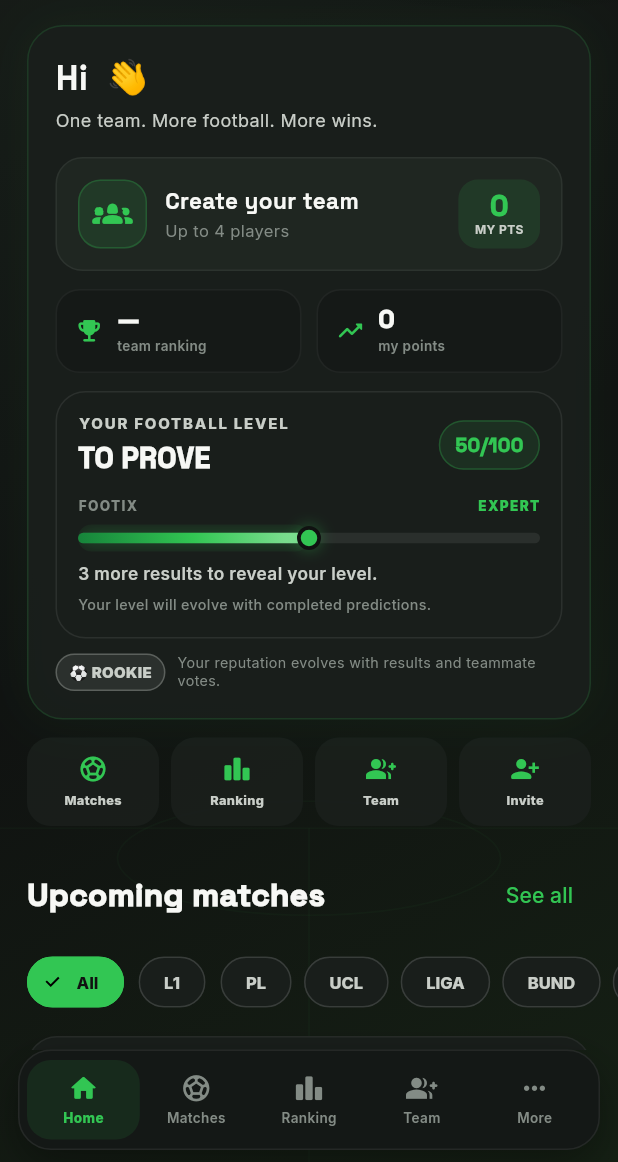
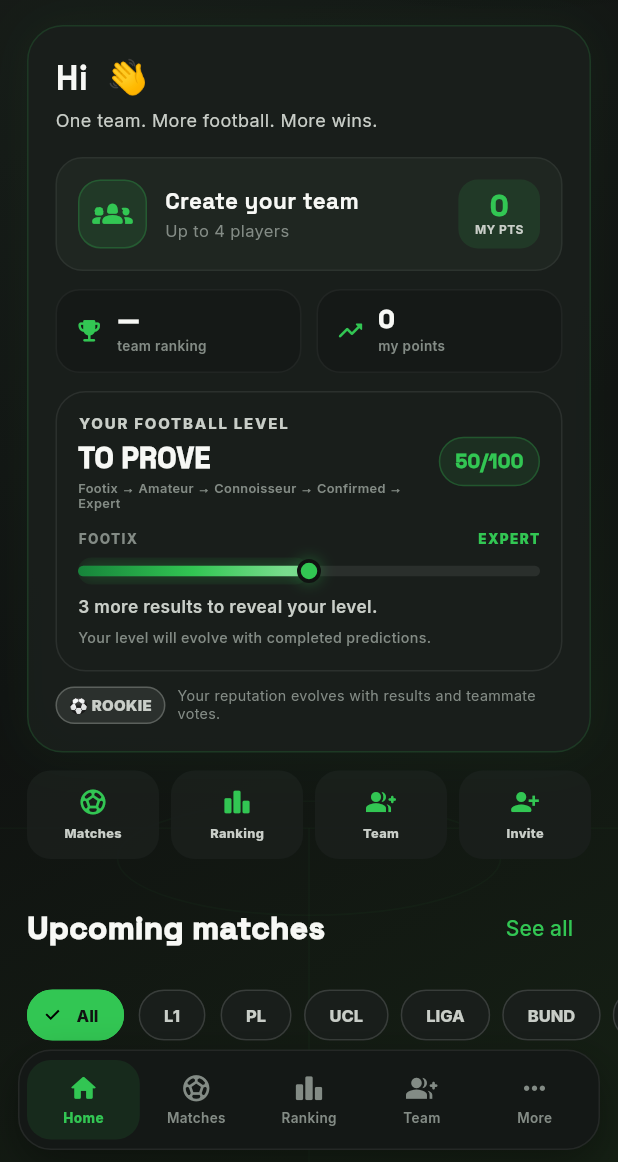
Before and after one commit to usasin/Husain, a Flutter app: the screen it shows once a user with an empty profile is signed in, on a phone screen of 412 x 824 dp, the part 74-1236 px from its top. Run offline on Flutter 3.47's test engine with Material 3 defaults, Android fonts, the phone set to English and light mode, and no system bars; our stand-ins replace cached_network_image, cloud_firestore, firebase_auth, firebase_core, firebase_messaging, firebase_storage and 9 more; accounts and stored records are empty; network calls fail.

Commit message:
PRONO4: integrate FR/EN football level badges

```diff
--- a/lib/widgets/knowledge_meter.dart
+++ b/lib/widgets/knowledge_meter.dart
@@ -3,8 +3,8 @@
 import 'package:flutter/material.dart';
 import 'package:google_fonts/google_fonts.dart';
 
+import '../l10n/app_locale.dart';
 import '../theme/app_theme.dart';
-import '../l10n/app_locale.dart';
 
 class FootballKnowledgeMeter extends StatefulWidget {
   final int score;
@@ -64,36 +64,106 @@
     super.dispose();
   }
 
+  String? _tierKey() {
+    if (widget.played < 3) return null;
+    final s = widget.score;
+    if (s < 40) return 'footix';
+    if (s < 55) return 'amateur';
+    if (s < 70) return 'connaisseur';
+    if (s < 85) return 'confirme';
+    return 'expert';
+  }
+
   String _level(BuildContext context) {
-    final s = widget.score;
-    if (widget.played < 3) return context.tr('À PROUVER','TO PROVE');
-    if (s < 40) return 'FOOTIX';
-    if (s < 55) return context.tr('AMATEUR','ROOKIE');
-    if (s < 70) return context.tr('CONNAISSEUR','KNOWLEDGEABLE');
-    return 'EXPERT';
+    final tier = _tierKey();
+    if (tier == null) return context.tr('À PROUVER', 'TO PROVE');
+    switch (tier) {
+      case 'footix':
+        return 'FOOTIX';
+      case 'amateur':
+        return 'AMATEUR';
+      case 'connaisseur':
+        return context.tr('CONNAISSEUR', 'CONNOISSEUR');
+      case 'confirme':
+        return context.tr('CONFIRMÉ', 'CONFIRMED');
+      case 'expert':
+        return 'EXPERT';
+      default:
+        return 'PRONO4';
+    }
+  }
+
+  String? _badgeAsset(BuildContext context) {
+    final tier = _tierKey();
+    if (tier == null) return null;
+    final lang = context.isEnglish ? 'en' : 'fr';
+    final file = context.isEnglish
+        ? switch (tier) {
+            'connaisseur' => 'connoisseur',
+            'confirme' => 'confirmed',
+            _ => tier,
+          }
+        : switch (tier) {
+            'confirme' => 'confirme',
+            _ => tier,
+          };
+    return 'assets/badges/$lang/$file.webp';
+  }
+
+  int _nextThreshold() {
+    if (widget.score < 40) return 40;
+    if (widget.score < 55) return 55;
+    if (widget.score < 70) return 70;
+    if (widget.score < 85) return 85;
+    return 100;
+  }
+
+  String _nextLevel(BuildContext context) {
+    if (widget.score < 40) return 'Amateur';
+    if (widget.score < 55) {
+      return context.tr('Connaisseur', 'Connoisseur');
+    }
+    if (widget.score < 70) {
+      return context.tr('Confirmé', 'Confirmed');
+    }
+    return 'Expert';
   }
 
   String _pressureLine(BuildContext context) {
     if (widget.played < 3) {
-      return context.tr('Encore ${3 - widget.played} résultat${3 - widget.played > 1 ? 's' : ''} pour révéler ton niveau.', '${3 - widget.played} more result${3 - widget.played > 1 ? 's' : ''} to reveal your level.');
+      final left = 3 - widget.played;
+      return context.tr(
+        'Encore $left résultat${left > 1 ? 's' : ''} pour révéler ton niveau.',
+        '$left more result${left > 1 ? 's' : ''} to reveal your level.',
+      );
     }
-    if (widget.score >= 70) {
+
+    if (widget.score >= 85) {
       if (widget.currentStreak >= 2) {
-        return context.tr('Tu es en zone Expert — série de ${widget.currentStreak} bons pronos 🔥', 'Expert zone — ${widget.currentStreak} correct picks in a row 🔥');
+        return context.tr(
+          'Niveau Expert — série de ${widget.currentStreak} bons pronos 🔥',
+          'Expert level — ${widget.currentStreak} correct picks in a row 🔥',
+        );
       }
-      return context.tr('Zone Expert. Maintenant il faut y rester.', 'Expert zone. Now stay there.');
+      return context.tr(
+        'Niveau Expert. Maintenant il faut le conserver.',
+        'Expert level. Now keep it.',
+      );
     }
-    final missing = 70 - widget.score;
-    if (widget.score < 40) {
-      return context.tr('Encore $missing points pour sortir du mode Footix et atteindre Expert.', '$missing points left to leave Footix mode and reach Expert.');
-    }
-    return context.tr('Plus que $missing points pour atteindre Expert.', '$missing points left to reach Expert.');
+
+    final missing = (_nextThreshold() - widget.score).clamp(0, 100);
+    final next = _nextLevel(context);
+    return context.tr(
+      'Plus que $missing point${missing > 1 ? 's' : ''} pour passer $next.',
+      '$missing point${missing > 1 ? 's' : ''} left to reach $next.',
+    );
   }
 
   @override
   Widget build(BuildContext context) {
-    final progress = (widget.score.clamp(0, 100)) / 100.0;
+    final progress = widget.score.clamp(0, 100) / 100.0;
     final activeGlow = widget.goodForm && widget.played >= 3;
+    final badgeAsset = _badgeAsset(context);
 
     return Container(
       margin: const EdgeInsets.only(top: 12),
@@ -121,12 +191,34 @@
         children: [
           Row(
             children: [
+              if (badgeAsset != null) ...[
+                Container(
+                  width: 70,
+                  height: 70,
+                  padding: const EdgeInsets.all(2),
+                  decoration: BoxDecoration(
+                    color: Colors.white.withOpacity(.035),
+                    borderRadius: BorderRadius.circular(18),
+                    border: Border.all(color: Colors.white.withOpacity(.07)),
+                  ),
+                  child: Image.asset(
+                    badgeAsset,
+                    fit: BoxFit.contain,
+                    errorBuilder: (_, __, ___) => const Icon(
+                      Icons.emoji_events_rounded,
+                      color: AppColors.lime,
+                      size: 38,
+                    ),
+                  ),
+                ),
+                const SizedBox(width: 10),
+              ],
               Expanded(
                 child: Column(
                   crossAxisAlignment: CrossAxisAlignment.start,
                   children: [
                     Text(
-                      context.tr('TON NIVEAU FOOT','YOUR FOOTBALL LEVEL'),
+                      context.tr('TON NIVEAU FOOT', 'YOUR FOOTBALL LEVEL'),
                       style: GoogleFonts.inter(
                         color: AppColors.text2,
                         fontSize: 10,
@@ -144,12 +236,26 @@
                         letterSpacing: .2,
                       ),
                     ),
+                    const SizedBox(height: 2),
+                    Text(
+                      context.tr(
+                        'Footix → Amateur → Connaisseur → Confirmé → Expert',
+                        'Footix → Amateur → Connoisseur → Confirmed → Expert',
+                      ),
+                      maxLines: 2,
+                      style: GoogleFonts.inter(
+                        color: AppColors.grey,
+                        fontSize: 8.5,
+                        height: 1.2,
+                        fontWeight: FontWeight.w600,
+                      ),
+                    ),
                   ],
                 ),
               ),
+              const SizedBox(width: 8),
               Container(
-                padding:
-                    const EdgeInsets.symmetric(horizontal: 10, vertical: 6),
+                padding: const EdgeInsets.symmetric(horizontal: 10, vertical: 6),
                 decoration: BoxDecoration(
                   color: AppColors.lime.withOpacity(.10),
                   borderRadius: BorderRadius.circular(999),
@@ -300,8 +406,7 @@
                               decoration: BoxDecoration(
                                 shape: BoxShape.circle,
                                 color: AppColors.lime,
-                                border: Border.all(
-                                    color: AppColors.bg0, width: 2.5),
+                                border: Border.all(color: AppColors.bg0, width: 2.5),
                                 boxShadow: [
                                   BoxShadow(
                                     color: AppColors.lime.withOpacity(
@@ -338,8 +443,7 @@
               if (widget.currentStreak >= 2) ...[
                 const SizedBox(width: 8),
                 Container(
-                  padding:
-                      const EdgeInsets.symmetric(horizontal: 8, vertical: 4),
+                  padding: const EdgeInsets.symmetric(horizontal: 8, vertical: 4),
                   decoration: BoxDecoration(
                     color: AppColors.lime.withOpacity(.12),
                     borderRadius: BorderRadius.circular(999),
@@ -359,8 +463,14 @@
           const SizedBox(height: 7),
           Text(
             widget.played == 0
-                ? context.tr('Ton niveau évoluera avec tes pronostics terminés.','Your level will evolve with completed predictions.')
-                : context.tr('${widget.correct}/${widget.played} bons pronostics récents pris en compte.','${widget.correct}/${widget.played} recent correct predictions counted.'),
+                ? context.tr(
+                    'Ton niveau évoluera avec tes pronostics terminés.',
+                    'Your level will evolve with completed predictions.',
+                  )
+                : context.tr(
+                    '${widget.correct}/${widget.played} bons pronostics récents pris en compte.',
+                    '${widget.correct}/${widget.played} recent correct predictions counted.',
+                  ),
             style: GoogleFonts.inter(
               color: AppColors.grey,
               fontSize: 9.5,
```
